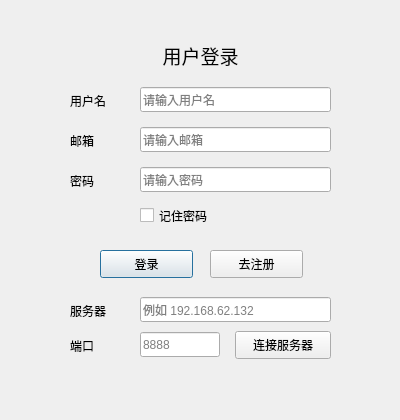
Above: logindialog.ui from BiHequn/VideoPlayer1 before the change. Below: the same form after it.
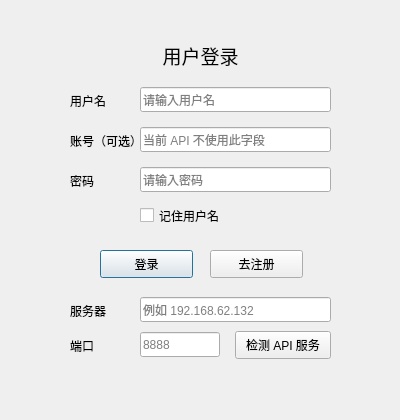
That is the form after the change.

What changed in the file:
```diff
--- a/logindialog.ui
+++ b/logindialog.ui
@@ -83,7 +83,7 @@
       </rect>
      </property>
      <property name="text">
-      <string>邮箱</string>
+      <string>账号（可选）</string>
      </property>
     </widget>
     <widget class="QLineEdit" name="le_loginEmail">
@@ -96,7 +96,7 @@
       </rect>
      </property>
      <property name="placeholderText">
-      <string>请输入邮箱</string>
+      <string>当前 API 不使用此字段</string>
      </property>
     </widget>
     <widget class="QLabel" name="label_3">
@@ -138,7 +138,7 @@
       </rect>
      </property>
      <property name="text">
-      <string>记住密码</string>
+      <string>记住用户名</string>
      </property>
     </widget>
     <widget class="QPushButton" name="pb_login">
@@ -229,7 +229,7 @@
       </rect>
      </property>
      <property name="text">
-      <string>连接服务器</string>
+      <string>检测 API 服务</string>
      </property>
     </widget>
    </widget>
```
Left out of the diff: 4 changed lines with no effect on the pictures.
